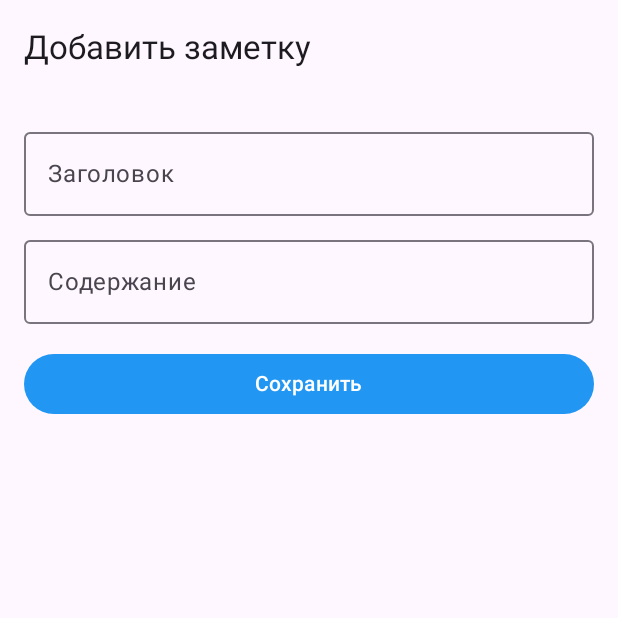
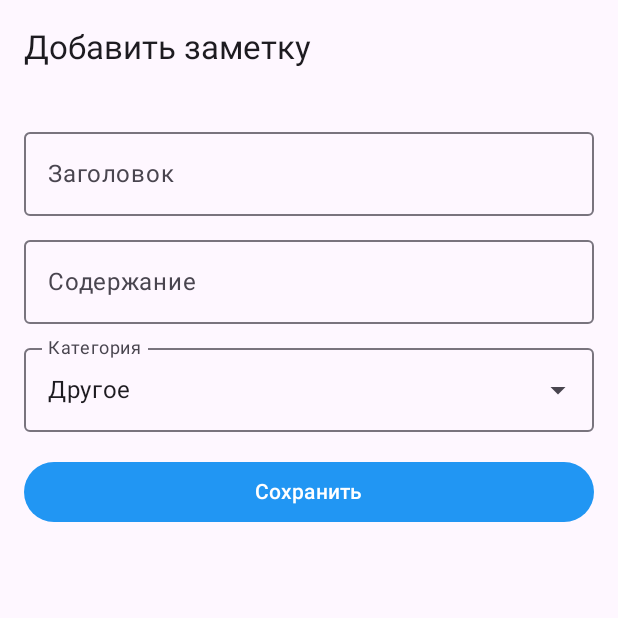
Before and after one commit to cherepander/NotesApp, an Android app built with Jetpack Compose: the AddNoteScreen screen opened through its navigation route, on a phone screen of 412 x 824 dp, the top half of it. Run offline under Robolectric (Android 15) with nearby library versions, the phone set to English and light mode, and no system bars; our stand-ins replace Room's generated code.

```diff
--- a/app/src/main/java/com/companyname/myapplication/ui/AddNoteScreen.kt
+++ b/app/src/main/java/com/companyname/myapplication/ui/AddNoteScreen.kt
@@ -1,6 +1,8 @@
 package com.companyname.myapplication.ui
 
 import androidx.compose.foundation.layout.*
+import androidx.compose.material.icons.Icons
+import androidx.compose.material.icons.filled.ArrowDropDown
 import androidx.compose.material3.*
 import androidx.compose.runtime.*
 import androidx.compose.ui.Modifier
@@ -9,6 +11,7 @@ import androidx.navigation.NavController
 import com.companyname.myapplication.data.Categories
 import com.companyname.myapplication.data.Note
 import kotlinx.coroutines.launch
+import com.companyname.myapplication.data.Categories.*
 
 @OptIn(ExperimentalMaterial3Api::class)
 @Composable
@@ -18,7 +21,10 @@ fun AddNoteScreen(
 ) {
     var title by remember { mutableStateOf("") }
     var content by remember { mutableStateOf("") }
+    var selectedCategory by remember { mutableStateOf(OTHER) }
+    var expanded by remember { mutableStateOf(false) }
     val scope = rememberCoroutineScope()
+    val categories = listOf(URGENTLY, JOB, IDEAS, PRIVATE, OTHER)
 
     Scaffold(
         topBar = {
@@ -43,6 +49,40 @@ fun AddNoteScreen(
                     label = { Text("Содержание") },
                     modifier = Modifier.fillMaxWidth()
                 )
+                Spacer(modifier = Modifier.height(8.dp))
+                Box {
+                    OutlinedTextField(
+                        value = selectedCategory.cname,
+                        onValueChange = {},
+                        readOnly = true,
+                        label = { Text("Категория") },
+                        trailingIcon = {
+                            IconButton(onClick = { expanded = !expanded }) {
+                                Icon(
+                                    imageVector = Icons.Default.ArrowDropDown,
+                                    contentDescription = "Expand dropdown"
+                                )
+                            }
+                        },
+                        modifier = Modifier.fillMaxWidth(),
+
+                    )
+                    DropdownMenu(
+                        expanded = expanded,
+                        onDismissRequest = { expanded = false },
+                        modifier = Modifier.fillMaxWidth()
+                    ) {
+                        categories.forEach { category ->
+                            DropdownMenuItem(
+                                text = { Text(category.cname) },
+                                onClick = {
+                                    selectedCategory = category
+                                    expanded = false
+                                }
+                            )
+                        }
+                    }
+                }
                 Spacer(modifier = Modifier.height(16.dp))
                 Button(
                     onClick = {
@@ -51,7 +91,7 @@ fun AddNoteScreen(
                             val newNote = Note(
                                 title = title,
                                 content = content,
-                                category = Categories.URGENTLY //todo
+                                category = selectedCategory
                             )
                             viewModel.addNote(newNote)
                             navController.popBackStack()
--- a/app/src/main/java/com/companyname/myapplication/ui/DragAndDropNoteList.kt
+++ b/app/src/main/java/com/companyname/myapplication/ui/DragAndDropNoteList.kt
@@ -118,7 +118,6 @@ fun DragAndDropNoteList(
                             fontSize = 15.sp,
                             overflow = TextOverflow.Ellipsis
                         )
-
                     }
                 }
             }
```
Also changed, not shown: app/src/main/java/com/companyname/myapplication/ui/EditNoteScreen.kt (+9 -8 lines).
